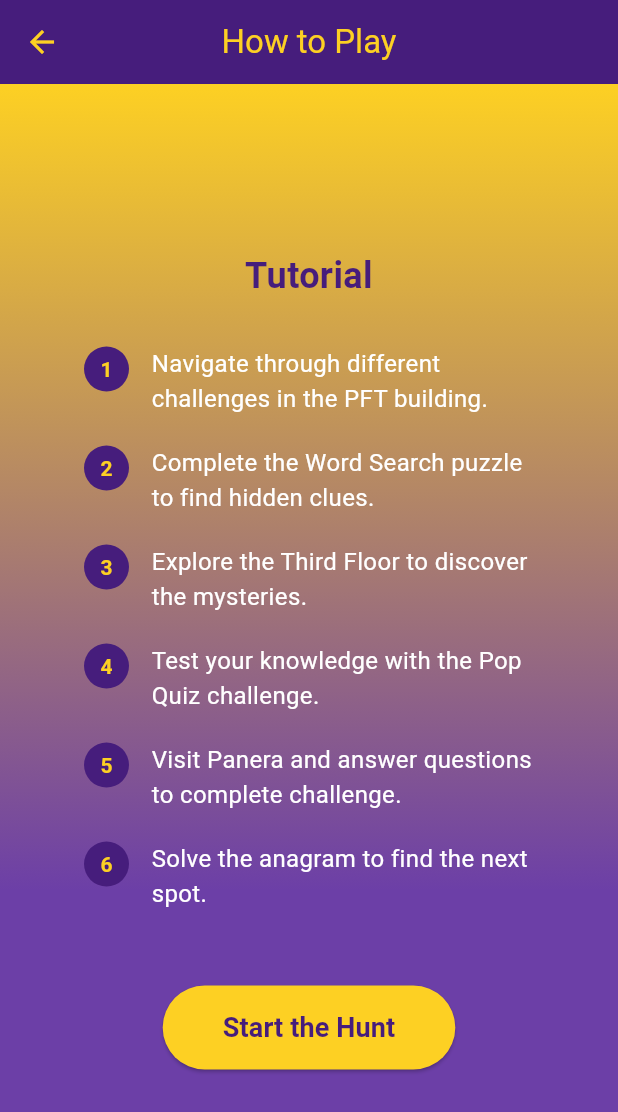
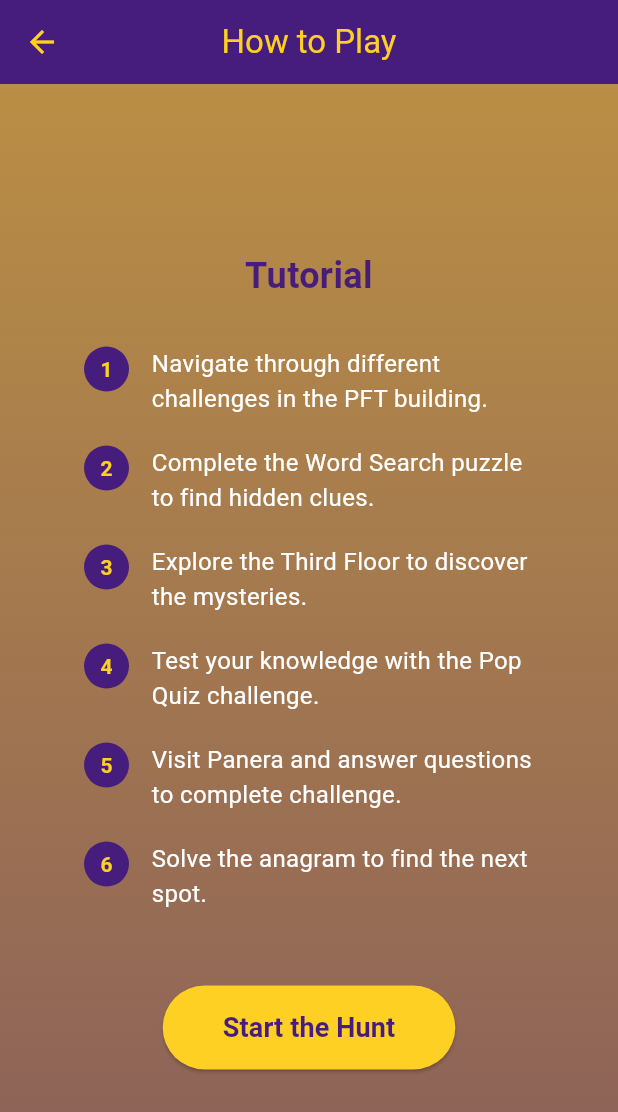
Before and after one commit to maureensanchez99/app6, a Flutter app: the screen it shows after launch, after a tap on "Continue", on a phone screen of 412 x 824 dp. Shown: the top 1112 px of the screen. Run offline on Flutter 3.47's test engine with Material 3 defaults, Android fonts, the phone set to English and light mode, and no system bars; our stand-ins replace confetti.

Commit message:
updated welcome tutorial pages

```diff
--- a/lib/pages/tutorial_page.dart
+++ b/lib/pages/tutorial_page.dart
@@ -1,13 +1,34 @@
 import 'package:flutter/material.dart';
 import 'home_page.dart';
 
-class TutorialPage extends StatelessWidget {
+class TutorialPage extends StatefulWidget {
   const TutorialPage({super.key});
 
+  @override
+  State<TutorialPage> createState() => _TutorialPageState();
+}
+
+class _TutorialPageState extends State<TutorialPage> with SingleTickerProviderStateMixin {
   // LSU colors
   static const Color lsuPurple = Color(0xFF461D7C); // LSU Purple
   static const Color lsuGold = Color(0xFFFDD023);   // LSU Gold
-  static const Color lsuLightPurple = Color(0xFF8075A4); // Light purple for gradient
+
+  late AnimationController _animationController;
+
+  @override
+  void initState() {
+    super.initState();
+    _animationController = AnimationController(
+      vsync: this,
+      duration: const Duration(seconds: 3),
+    )..repeat(reverse: true);
+  }
+
+  @override
+  void dispose() {
+    _animationController.dispose();
+    super.dispose();
+  }
 
   @override
   Widget build(BuildContext context) {
@@ -18,15 +39,23 @@ class TutorialPage extends StatelessWidget {
         backgroundColor: lsuPurple,
         foregroundColor: lsuGold,
       ),
-      body: Container(
-        decoration: const BoxDecoration(
-          gradient: LinearGradient(
-            begin: Alignment.topCenter,
-            end: Alignment.bottomCenter,
-            colors: [lsuGold, Color.fromARGB(255, 108, 63, 167)],
-            stops: [0.0, 0.7],
-          ),
-        ),
+      body: AnimatedBuilder(
+        animation: _animationController,
+        builder: (context, child) {
+          return Container(
+            decoration: BoxDecoration(
+              gradient: LinearGradient(
+                begin: Alignment.topCenter,
+                end: Alignment.bottomCenter,
+                colors: [
+                  Color.lerp(lsuGold, lsuPurple, _animationController.value) ?? lsuGold,
+                  Color.lerp(lsuPurple, lsuGold, _animationController.value) ?? lsuPurple,
+                ],
+              ),
+            ),
+            child: child,
+          );
+        },
         child: Padding(
           padding: const EdgeInsets.all(20.0),
           child: Center(
--- a/lib/pages/welcome_screen.dart
+++ b/lib/pages/welcome_screen.dart
@@ -1,24 +1,55 @@
 import 'package:flutter/material.dart';
 import 'tutorial_page.dart';
 
-class WelcomeScreen extends StatelessWidget {
+class WelcomeScreen extends StatefulWidget {
   const WelcomeScreen({super.key});
 
+  @override
+  State<WelcomeScreen> createState() => _WelcomeScreenState();
+}
+
+class _WelcomeScreenState extends State<WelcomeScreen> with SingleTickerProviderStateMixin {
   // LSU colors
   static const Color lsuPurple = Color(0xFF461D7C); // LSU Purple
   static const Color lsuGold = Color(0xFFFDD023);   // LSU Gold
 
+  late AnimationController _animationController;
+
+  @override
+  void initState() {
+    super.initState();
+    _animationController = AnimationController(
+      vsync: this,
+      duration: const Duration(seconds: 3),
+    )..repeat(reverse: true);
+  }
+
+  @override
+  void dispose() {
+    _animationController.dispose();
+    super.dispose();
+  }
+
   @override
   Widget build(BuildContext context) {
     return Scaffold(
-      body: Container(
-        decoration: const BoxDecoration(
-          gradient: LinearGradient(
-            begin: Alignment.topCenter,
-            end: Alignment.bottomCenter,
-            colors: [lsuGold, lsuPurple],
-          ),
-        ),
+      body: AnimatedBuilder(
+        animation: _animationController,
+        builder: (context, child) {
+          return Container(
+            decoration: BoxDecoration(
+              gradient: LinearGradient(
+                begin: Alignment.topCenter,
+                end: Alignment.bottomCenter,
+                colors: [
+                  Color.lerp(lsuGold, lsuPurple, _animationController.value) ?? lsuGold,
+                  Color.lerp(lsuPurple, lsuGold, _animationController.value) ?? lsuPurple,
+                ],
+              ),
+            ),
+            child: child,
+          );
+        },
         child: Center(
           child: Column(
             mainAxisAlignment: MainAxisAlignment.center,
```
Also changed, not shown: pubspec.lock.
